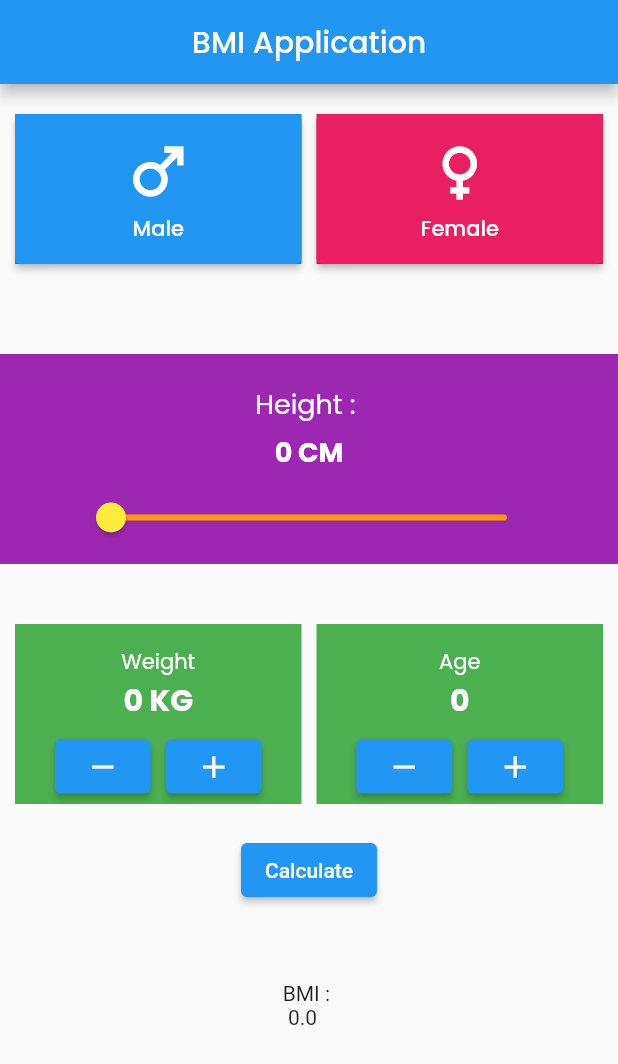
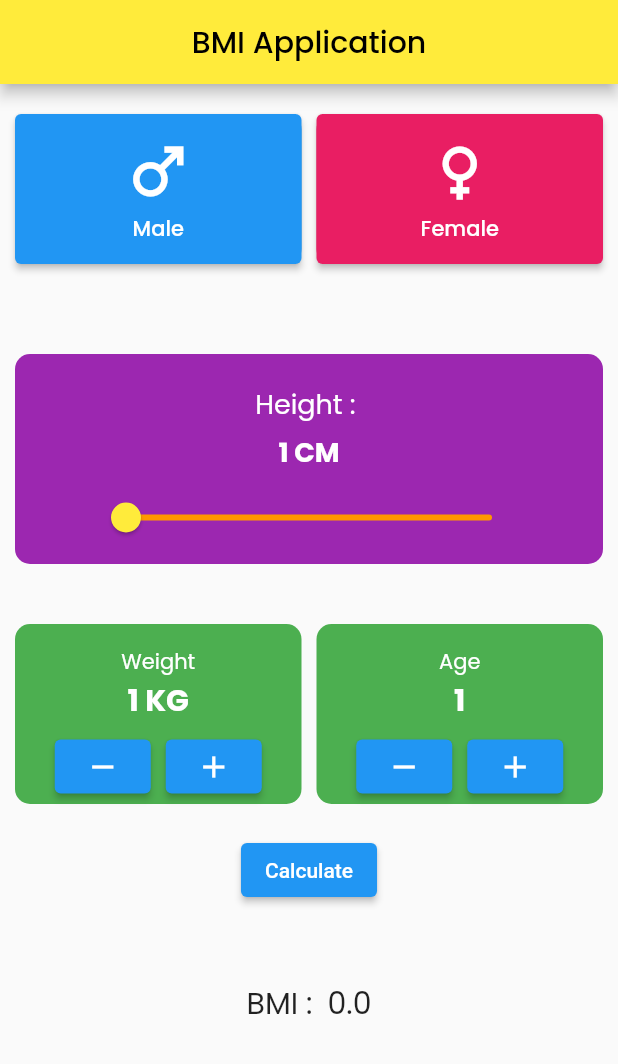
Before and after one commit to syedakmall/flutter_bmi, a Flutter app: the screen it shows after launch, on a phone screen of 412 x 824 dp. Shown: the top 1064 px of the screen. Run offline on Flutter 3.47's test engine with Material 2 defaults, Android fonts, the phone set to English and light mode, and no system bars; our stand-ins replace google_fonts.

Commit message:
circular design

```diff
--- a/lib/main.dart
+++ b/lib/main.dart
@@ -19,8 +19,9 @@ class _bmiAppState extends State<bmiApp> {
     return  MaterialApp(
       home : Scaffold(
         appBar: AppBar(
+          backgroundColor: Colors.yellow,
           centerTitle: true,
-          title: Text("BMI Application",style : GoogleFonts.poppins()),
+          title: Text("BMI Application",style : GoogleFonts.poppins(color : Colors.black)),
         ),
         body:  MainBody(),
       )
--- a/lib/mainbody.dart
+++ b/lib/mainbody.dart
@@ -1,3 +1,4 @@
+
 import 'package:flutter/material.dart';
 import 'package:google_fonts/google_fonts.dart';
 import 'dart:math';
@@ -9,13 +10,13 @@ class MainBody extends StatefulWidget {
   _MainBodyState createState() => _MainBodyState();
 }
 
-double heights = 0;
-int weight = 0;
+double heights = 1;
+int weight = 1;
 int heightint = heights.toInt();
 var heightmeter = heights / 100;
 double bmikira = weight / (heightmeter * heightmeter);
 double resultbmis = 0;
-int age = 0;
+int age = 1;
 var colortappedgendermale = Colors.white;
 var colortappedgenderfemale = Colors.white;
 
@@ -47,7 +48,8 @@ class _MainBodyState extends State<MainBody> {
             Expanded(
               flex: 1,
               child: Container(
-                color: Colors.blue,
+                decoration : BoxDecoration(color: Colors.blue, borderRadius: BorderRadius.all(Radius.circular(10))),
+
                 height: 100,
                 child: ElevatedButton(
                   onPressed: () {
@@ -76,10 +78,10 @@ class _MainBodyState extends State<MainBody> {
             Expanded(
               flex: 1,
               child: Container(
-                color: Colors.pink,
+                decoration : BoxDecoration(color: Colors.pink, borderRadius: BorderRadius.all(Radius.circular(10))),
                 height: 100,
                 child: ElevatedButton(
-                  style: ElevatedButton.styleFrom(primary: Colors.pink),
+                  style: ElevatedButton.styleFrom(primary: Colors.pink,),
                   onPressed: () {
 
                     setState(() {
@@ -113,8 +115,10 @@ class _MainBodyState extends State<MainBody> {
             Expanded(
               flex: 1,
               child: Container(
+                margin: const EdgeInsets.only(left: 10, right: 10),
                 height: 140,
-                color: Colors.purple,
+                  decoration : BoxDecoration(color: Colors.purple, borderRadius: BorderRadius.all(Radius.circular(10))),
+
                 child: Column(
                   crossAxisAlignment: CrossAxisAlignment.center,
                   children: [
@@ -136,7 +140,7 @@ class _MainBodyState extends State<MainBody> {
                           activeColor: Colors.yellow,
                           inactiveColor: Colors.orange,
                           value: heights,
-                          min: 0,
+                          min: 1,
                           max: 260,
                           label: heights.toString(),
                           onChanged: (heightss) => setState(
@@ -156,7 +160,7 @@ class _MainBodyState extends State<MainBody> {
             Expanded(
               flex: 1,
               child: Container(
-                  color: Colors.green,
+                  decoration : BoxDecoration(color: Colors.green, borderRadius: BorderRadius.all(Radius.circular(10))),
                   height: 120,
                   child: Column(
                     crossAxisAlignment: CrossAxisAlignment.center,
@@ -203,7 +207,7 @@ class _MainBodyState extends State<MainBody> {
             Expanded(
               flex: 1,
               child: Container(
-                  color: Colors.green,
+                  decoration : BoxDecoration(color: Colors.green, borderRadius: BorderRadius.all(Radius.circular(10))),
                   height: 120,
                   child: Column(
                     crossAxisAlignment: CrossAxisAlignment.center,
@@ -253,14 +257,21 @@ class _MainBodyState extends State<MainBody> {
         ElevatedButton(
             onPressed: () {
               setState(() {
+                if (heights > 1) {
                 resultbmis = resultbmi(weight, heights);
+                }
               });
             },
             child: Text("Calculate")),
         SizedBox(height: 50),
         Row(
           mainAxisAlignment: MainAxisAlignment.center,
-          children: [Text("BMI : \n ${resultbmis.toPrecision(2)} ")],
+          children: [
+            Text("BMI :", style: GoogleFonts.poppins(fontSize : 20)),
+            SizedBox(width: 10,),
+            Text(resultbmis.toPrecision(2).toString(), style: GoogleFonts.poppins(fontSize : 20))
+
+          ],
         )
       ],
     );
```
